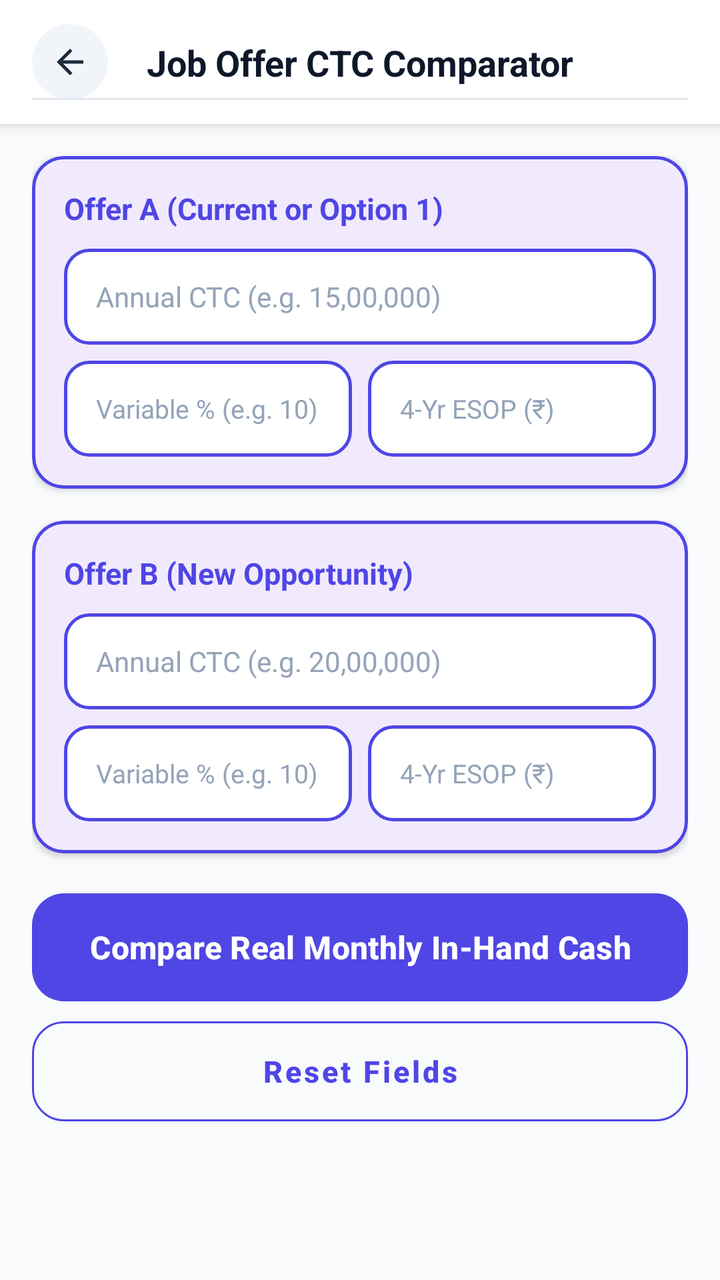
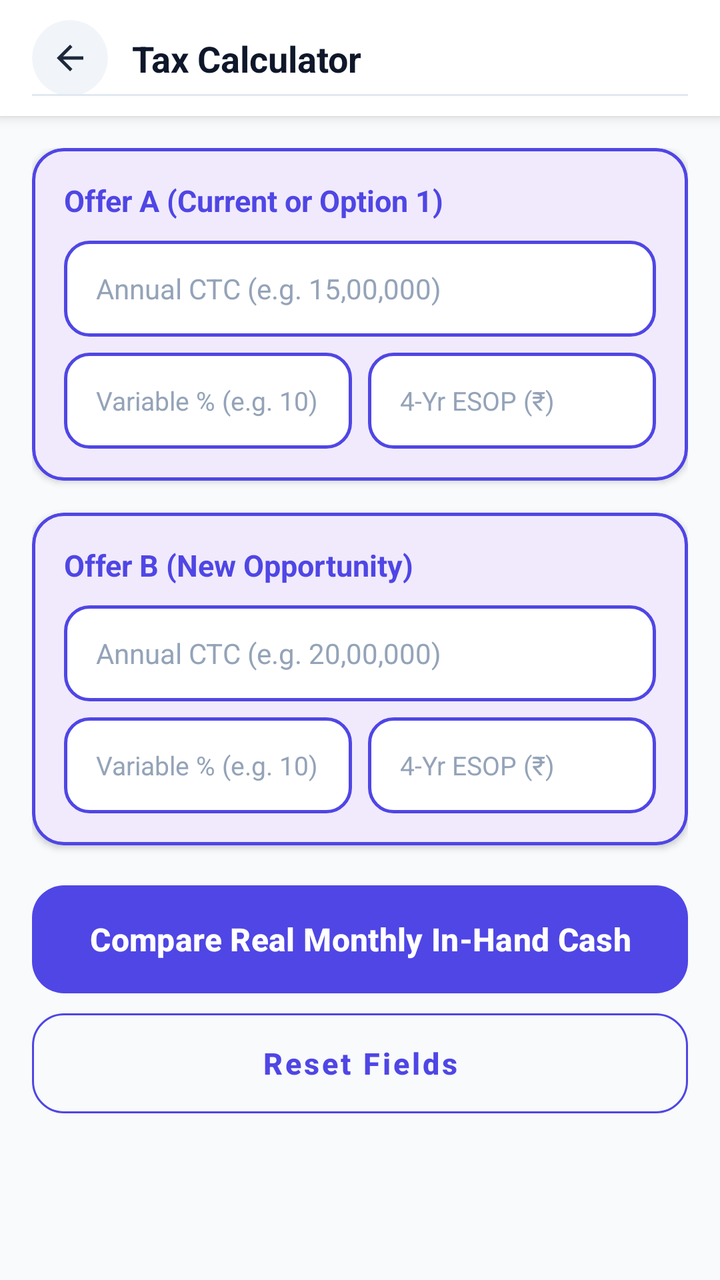

An Android layout rendered at two revisions. The XML below is the earlier revision; the diff shows what the commit changed to produce the second picture.
<!-- AndroidManifest.xml: application theme Theme.Calculatoremi -->
<!-- res/layout/activity_job_offer_comparator.xml -->
<?xml version="1.0" encoding="utf-8"?>
<LinearLayout xmlns:android="http://schemas.android.com/apk/res/android"
    xmlns:app="http://schemas.android.com/apk/res-auto"
    android:layout_width="match_parent"
    android:layout_height="match_parent"
    android:background="#F8FAFC"
    android:orientation="vertical">

    
    <androidx.constraintlayout.widget.ConstraintLayout
        android:id="@+id/calculatorHeader"
        android:layout_width="match_parent"
        android:layout_height="wrap_content"
        android:minHeight="55dp"
        android:background="@android:color/white"
        android:elevation="4dp"
        android:paddingStart="16dp"
        android:paddingTop="12dp"
        android:paddingEnd="16dp"
        android:paddingBottom="12dp">

        <com.google.android.material.card.MaterialCardView
            android:id="@+id/btnBackContainer"
            android:layout_width="38dp"
            android:layout_height="38dp"
            app:cardBackgroundColor="#F1F5F9"
            app:cardCornerRadius="19dp"
            app:cardElevation="0dp"
            app:strokeWidth="0dp"
            app:layout_constraintBottom_toBottomOf="parent"
            app:layout_constraintStart_toStartOf="parent"
            app:layout_constraintTop_toTopOf="parent">

            <ImageView
                android:id="@+id/btnBack"
                android:layout_width="20dp"
                android:layout_height="20dp"
                android:layout_gravity="center"
                android:src="@drawable/ic_arrow_back"
                app:tint="#1E293B" />
        </com.google.android.material.card.MaterialCardView>

        <TextView
            android:id="@+id/txtTitle"
            android:layout_width="wrap_content"
            android:layout_height="wrap_content"
            android:text="Job Offer CTC Comparator"
            android:textColor="#0F172A"
            android:textSize="18sp"
            android:textStyle="bold"
            app:layout_constraintBottom_toBottomOf="parent"
            app:layout_constraintEnd_toEndOf="parent"
            app:layout_constraintStart_toStartOf="parent"
            app:layout_constraintTop_toTopOf="parent" />

        <View
            android:layout_width="match_parent"
            android:layout_height="1dp"
            android:background="#E2E8F0"
            app:layout_constraintBottom_toBottomOf="parent" />

    </androidx.constraintlayout.widget.ConstraintLayout>

    
    <androidx.core.widget.NestedScrollView
        android:layout_width="match_parent"
        android:layout_height="match_parent"
        android:clipToPadding="false"
        android:paddingBottom="40dp"
        android:fillViewport="true">

        <LinearLayout
            android:layout_width="match_parent"
            android:layout_height="wrap_content"
            android:orientation="vertical"
            android:padding="16dp">

            
            <com.google.android.material.card.MaterialCardView
                android:layout_width="match_parent"
                android:layout_height="wrap_content"
                android:layout_marginBottom="16dp"
                app:cardCornerRadius="16dp"
                app:cardElevation="2dp"
                app:strokeWidth="1.5dp"
                app:strokeColor="@color/primary">

                <LinearLayout
                    android:layout_width="match_parent"
                    android:layout_height="wrap_content"
                    android:orientation="vertical"
                    android:padding="16dp">

                    <TextView
                        android:layout_width="wrap_content"
                        android:layout_height="wrap_content"
                        android:text="Offer A (Current or Option 1)"
                        android:textColor="@color/primary"
                        android:textSize="15sp"
                        android:textStyle="bold" />

                    <EditText
                        android:id="@+id/etCtcA"
                        android:layout_width="match_parent"
                        android:layout_height="48dp"
                        android:layout_marginTop="10dp"
                        android:background="@drawable/numeric_input_border"
                        android:hint="Annual CTC (e.g. 15,00,000)"
                        android:textColorHint="#94A3B8"
                        android:inputType="numberDecimal"
                        android:paddingHorizontal="16dp"
                        android:textColor="#0F172A"
                        android:textSize="14sp" />

                    <LinearLayout
                        android:layout_width="match_parent"
                        android:layout_height="wrap_content"
                        android:layout_marginTop="8dp"
                        android:orientation="horizontal">

                        <EditText
                            android:id="@+id/etVariableA"
                            android:layout_width="0dp"
                            android:layout_height="48dp"
                            android:layout_weight="1"
                            android:layout_marginEnd="4dp"
                            android:background="@drawable/numeric_input_border"
                            android:hint="Variable % (e.g. 10)"
                            android:textColorHint="#94A3B8"
                            android:inputType="numberDecimal"
                            android:paddingHorizontal="16dp"
                            android:textColor="#0F172A"
                            android:textSize="13sp" />

                        <EditText
                            android:id="@+id/etEsopA"
                            android:layout_width="0dp"
                            android:layout_height="48dp"
                            android:layout_weight="1"
                            android:layout_marginStart="4dp"
                            android:background="@drawable/numeric_input_border"
                            android:hint="4-Yr ESOP (₹)"
                            android:textColorHint="#94A3B8"
                            android:inputType="numberDecimal"
                            android:paddingHorizontal="16dp"
                            android:textColor="#0F172A"
                            android:textSize="13sp" />
                    </LinearLayout>
                </LinearLayout>
            </com.google.android.material.card.MaterialCardView>

            
            <com.google.android.material.card.MaterialCardView
                android:layout_width="match_parent"
                android:layout_height="wrap_content"
                android:layout_marginBottom="20dp"
                app:cardCornerRadius="16dp"
                app:cardElevation="2dp"
                app:strokeWidth="1.5dp"
                app:strokeColor="@color/primary">

                <LinearLayout
                    android:layout_width="match_parent"
                    android:layout_height="wrap_content"
                    android:orientation="vertical"
                    android:padding="16dp">

                    <TextView
                        android:layout_width="wrap_content"
                        android:layout_height="wrap_content"
                        android:text="Offer B (New Opportunity)"
                        android:textColor="@color/primary"
                        android:textSize="15sp"
                        android:textStyle="bold" />

                    <EditText
                        android:id="@+id/etCtcB"
                        android:layout_width="match_parent"
                        android:layout_height="48dp"
                        android:layout_marginTop="10dp"
                        android:background="@drawable/numeric_input_border"
                        android:hint="Annual CTC (e.g. 20,00,000)"
                        android:textColorHint="#94A3B8"
                        android:inputType="numberDecimal"
                        android:paddingHorizontal="16dp"
                        android:textColor="#0F172A"
                        android:textSize="14sp" />

                    <LinearLayout
                        android:layout_width="match_parent"
                        android:layout_height="wrap_content"
                        android:layout_marginTop="8dp"
                        android:orientation="horizontal">

                        <EditText
                            android:id="@+id/etVariableB"
                            android:layout_width="0dp"
                            android:layout_height="48dp"
                            android:layout_weight="1"
                            android:layout_marginEnd="4dp"
                            android:background="@drawable/numeric_input_border"
                            android:hint="Variable % (e.g. 10)"
                            android:textColorHint="#94A3B8"
                            android:inputType="numberDecimal"
                            android:paddingHorizontal="16dp"
                            android:textColor="#0F172A"
                            android:textSize="13sp" />

                        <EditText
                            android:id="@+id/etEsopB"
                            android:layout_width="0dp"
                            android:layout_height="48dp"
                            android:layout_weight="1"
                            android:layout_marginStart="4dp"
                            android:background="@drawable/numeric_input_border"
                            android:hint="4-Yr ESOP (₹)"
                            android:textColorHint="#94A3B8"
                            android:inputType="numberDecimal"
                            android:paddingHorizontal="16dp"
                            android:textColor="#0F172A"
                            android:textSize="13sp" />
                    </LinearLayout>
                </LinearLayout>
            </com.google.android.material.card.MaterialCardView>

            
            <com.google.android.material.button.MaterialButton
                android:id="@+id/btnCompare"
                android:layout_width="match_parent"
                android:layout_height="54dp"
                android:text="Compare Real Monthly In-Hand Cash"
                android:textAllCaps="false"
                android:textColor="#FFFFFF"
                android:textSize="16sp"
                android:textStyle="bold"
                android:insetTop="0dp"
                android:insetBottom="0dp"
                app:backgroundTint="@color/primary"
                app:cornerRadius="16dp" />

            <com.google.android.material.button.MaterialButton
                android:id="@+id/btnReset"
                style="@style/Widget.MaterialComponents.Button.OutlinedButton"
                android:layout_width="match_parent"
                android:layout_height="50dp"
                android:layout_marginTop="10dp"
                android:text="Reset Fields"
                android:textAllCaps="false"
                android:textColor="@color/primary"
                android:textSize="15sp"
                android:textStyle="bold"
                android:insetTop="0dp"
                android:insetBottom="0dp"
                app:cornerRadius="16dp"
                app:strokeColor="@color/primary" />

        </LinearLayout>
    </androidx.core.widget.NestedScrollView>

</LinearLayout>
<!-- resources referenced by this layout -->
<resources>
  <color name="primary">#4F46E5</color>
  <!-- drawable ic_arrow_back (drawable) -->
  <vector xmlns:android="http://schemas.android.com/apk/res/android"
      android:width="24dp"
      android:height="24dp"
      android:viewportWidth="960"
      android:viewportHeight="960">
    <path
        android:pathData="m313,520 l224,224 -57,56 -320,-320 320,-320 57,56 -224,224h487v80L313,520Z"
        android:fillColor="#e3e3e3"/>
  </vector>
  <!-- drawable numeric_input_border (drawable) -->
  <?xml version="1.0" encoding="utf-8"?>
  <shape xmlns:android="http://schemas.android.com/apk/res/android"
      android:shape="rectangle">
  
      <solid android:color="@color/white"/>
  
      <stroke
          android:width="1.5dp"
          android:color="#4F46E5"/>
  
      <corners android:radius="12dp"/>
  </shape>
  <style name="Theme.Calculatoremi" parent="Base.Theme.Calculatoremi" />
  <color name="white">#FFFFFFFF</color>
  <style name="Base.Theme.Calculatoremi" parent="Theme.Material3.DayNight.NoActionBar">
          <item name="android:statusBarColor">@android:color/transparent</item>
          <item name="android:navigationBarColor">@android:color/transparent</item>
          <item name="android:windowLightStatusBar">false</item>
          <item name="android:windowLightNavigationBar">true</item>
          <item name="colorPrimary">@color/primary</item>
          <item name="colorOnPrimary">#FFFFFF</item>
          <item name="colorSecondary">@color/gradient_accent</item>
          <item name="colorOnSecondary">#FFFFFF</item>
      </style>
  <color name="gradient_accent">#818CF8</color>
</resources>

<!-- the commit's change to res/layout/activity_job_offer_comparator.xml (unified diff, before → after) -->
@@ -7,59 +7,7 @@
     android:orientation="vertical">
 
     
-    <androidx.constraintlayout.widget.ConstraintLayout
-        android:id="@+id/calculatorHeader"
-        android:layout_width="match_parent"
-        android:layout_height="wrap_content"
-        android:minHeight="55dp"
-        android:background="@android:color/white"
-        android:elevation="4dp"
-        android:paddingStart="16dp"
-        android:paddingTop="12dp"
-        android:paddingEnd="16dp"
-        android:paddingBottom="12dp">
-
-        <com.google.android.material.card.MaterialCardView
-            android:id="@+id/btnBackContainer"
-            android:layout_width="38dp"
-            android:layout_height="38dp"
-            app:cardBackgroundColor="#F1F5F9"
-            app:cardCornerRadius="19dp"
-            app:cardElevation="0dp"
-            app:strokeWidth="0dp"
-            app:layout_constraintBottom_toBottomOf="parent"
-            app:layout_constraintStart_toStartOf="parent"
-            app:layout_constraintTop_toTopOf="parent">
-
-            <ImageView
-                android:id="@+id/btnBack"
-                android:layout_width="20dp"
-                android:layout_height="20dp"
-                android:layout_gravity="center"
-                android:src="@drawable/ic_arrow_back"
-                app:tint="#1E293B" />
-        </com.google.android.material.card.MaterialCardView>
-
-        <TextView
-            android:id="@+id/txtTitle"
-            android:layout_width="wrap_content"
-            android:layout_height="wrap_content"
-            android:text="Job Offer CTC Comparator"
-            android:textColor="#0F172A"
-            android:textSize="18sp"
-            android:textStyle="bold"
-            app:layout_constraintBottom_toBottomOf="parent"
-            app:layout_constraintEnd_toEndOf="parent"
-            app:layout_constraintStart_toStartOf="parent"
-            app:layout_constraintTop_toTopOf="parent" />
-
-        <View
-            android:layout_width="match_parent"
-            android:layout_height="1dp"
-            android:background="#E2E8F0"
-            app:layout_constraintBottom_toBottomOf="parent" />
-
-    </androidx.constraintlayout.widget.ConstraintLayout>
+    <include layout="@layout/layout_calculator_header" />
 
     
     <androidx.core.widget.NestedScrollView
@@ -258,3 +206,63 @@
     </androidx.core.widget.NestedScrollView>
 
 </LinearLayout>
+<!-- res/layout/layout_calculator_header.xml (included above) -->
+<?xml version="1.0" encoding="utf-8"?>
+<androidx.constraintlayout.widget.ConstraintLayout xmlns:android="http://schemas.android.com/apk/res/android"
+    xmlns:app="http://schemas.android.com/apk/res-auto"
+    android:id="@+id/calculatorHeader"
+    android:layout_width="match_parent"
+    android:layout_height="wrap_content"
+    android:minHeight="56dp"
+    android:background="@android:color/white"
+    android:elevation="4dp"
+    android:paddingStart="16dp"
+    android:paddingEnd="16dp"
+    android:paddingTop="10dp"
+    android:paddingBottom="10dp">
+
+    <com.google.android.material.card.MaterialCardView
+        android:id="@+id/btnBackContainer"
+        android:layout_width="38dp"
+        android:layout_height="38dp"
+        app:cardBackgroundColor="#F1F5F9"
+        app:cardCornerRadius="19dp"
+        app:cardElevation="0dp"
+        app:strokeWidth="0dp"
+        app:layout_constraintBottom_toBottomOf="parent"
+        app:layout_constraintStart_toStartOf="parent"
+        app:layout_constraintTop_toTopOf="parent">
+
+        <ImageView
+            android:id="@+id/btnBack"
+            android:layout_width="20dp"
+            android:layout_height="20dp"
+            android:layout_gravity="center"
+            android:src="@drawable/ic_arrow_back"
+            app:tint="#1E293B" />
+    </com.google.android.material.card.MaterialCardView>
+
+    <TextView
+        android:id="@+id/txtTitle"
+        android:layout_width="0dp"
+        android:layout_height="wrap_content"
+        android:layout_marginStart="12dp"
+        android:layout_marginEnd="12dp"
+        android:text="Tax Calculator"
+        android:textColor="#0F172A"
+        android:textSize="18sp"
+        android:textStyle="bold"
+        android:maxLines="1"
+        android:ellipsize="end"
+        app:layout_constraintBottom_toBottomOf="parent"
+        app:layout_constraintEnd_toEndOf="parent"
+        app:layout_constraintStart_toEndOf="@id/btnBackContainer"
+        app:layout_constraintTop_toTopOf="parent" />
+
+    <View
+        android:layout_width="match_parent"
+        android:layout_height="1dp"
+        android:background="#E2E8F0"
+        app:layout_constraintBottom_toBottomOf="parent" />
+
+</androidx.constraintlayout.widget.ConstraintLayout>
<!-- resource entries referenced after the edit -->
@@ -29,7 +29,7 @@
   <style name="Base.Theme.Calculatoremi" parent="Theme.Material3.DayNight.NoActionBar">
           <item name="android:statusBarColor">@android:color/transparent</item>
           <item name="android:navigationBarColor">@android:color/transparent</item>
-          <item name="android:windowLightStatusBar">false</item>
+          <item name="android:windowLightStatusBar">true</item>
           <item name="android:windowLightNavigationBar">true</item>
           <item name="colorPrimary">@color/primary</item>
           <item name="colorOnPrimary">#FFFFFF</item>
